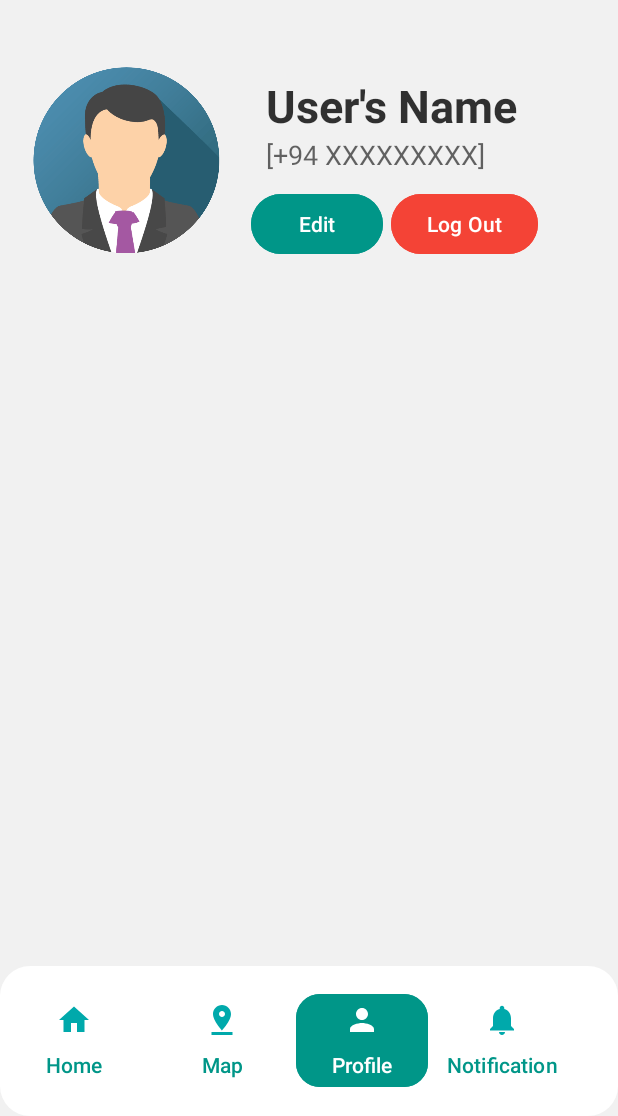
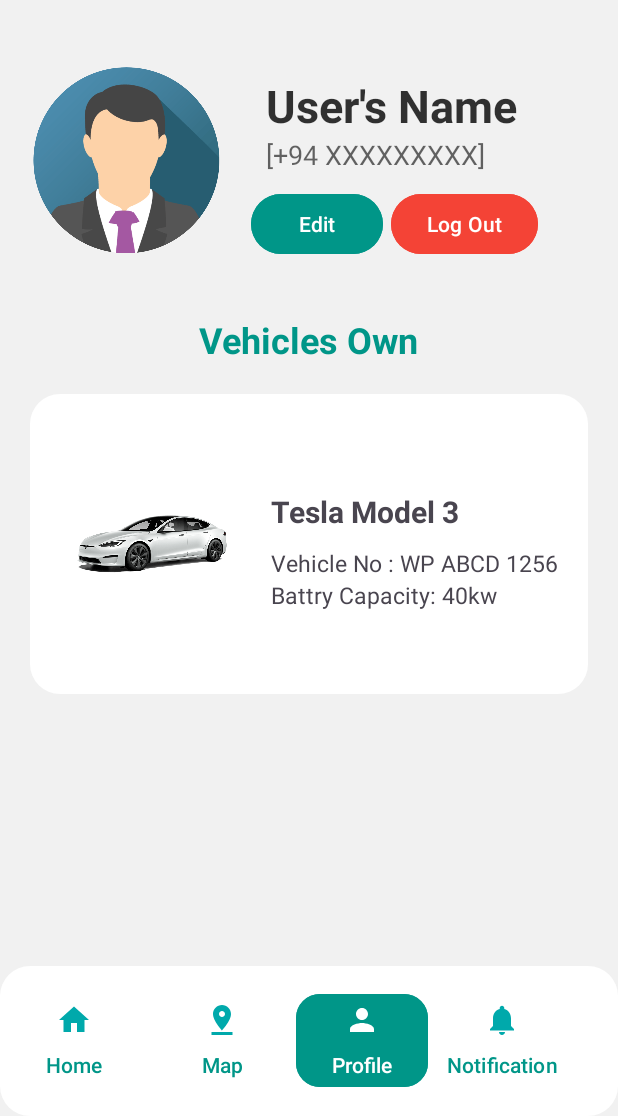
Before and after one commit to RameshRukshan/PicNCharge, an Android app: the profile screen opened directly, with no data from a screen before it, on a phone screen of 412 x 824 dp, the part 120-1236 px from its top. Run offline under Robolectric (Android 15) with nearby library versions, the phone set to English and light mode, and no system bars.

Commit message:
Profile Vehicle Section added

```diff
--- a/app/src/main/res/layout/activity_profile.xml
+++ b/app/src/main/res/layout/activity_profile.xml
@@ -163,6 +163,68 @@
                     </LinearLayout>
                 </LinearLayout>
             </LinearLayout>
+
+            <TextView
+                android:layout_width="wrap_content"
+                android:layout_height="wrap_content"
+                android:layout_gravity="center"
+                android:layout_marginTop="20dp"
+                android:text="Vehicles Own"
+                android:textColor="#009688"
+                android:textSize="24sp"
+                android:textStyle="bold" />
+
+            <LinearLayout
+                android:id="@+id/section_profile_vehicle_own"
+                android:layout_width="match_parent"
+                android:layout_height="wrap_content"
+                android:layout_margin="20dp"
+                android:orientation="horizontal"
+                android:background="@drawable/curved_background">
+
+
+                <ImageView
+                    android:id="@+id/img_profile_vehicle_tesla"
+                    android:layout_width="wrap_content"
+                    android:layout_height="200dp"
+                    android:layout_weight="1"
+                    android:paddingLeft="20dp"
+                    app:srcCompat="@drawable/compositor" />
+
+                <LinearLayout
+                    android:layout_width="wrap_content"
+                    android:layout_height="wrap_content"
+                    android:orientation="vertical"
+                    android:layout_gravity="center">
+
+                    <TextView
+                        android:id="@+id/lbl_profile_vehicle_name"
+                        android:layout_width="wrap_content"
+                        android:layout_height="wrap_content"
+                        android:padding="10dp"
+                        android:text="Tesla Model 3"
+                        android:textAlignment="viewStart"
+                        android:textSize="20sp"
+                        android:textStyle="bold" />
+                    <TextView
+                        android:id="@+id/lbl_profile_vehicle_no"
+                        android:layout_width="wrap_content"
+                        android:layout_height="wrap_content"
+                        android:paddingLeft="10dp"
+                        android:paddingRight="20dp"
+                        android:text="Vehicle No : WP ABCD 1256"
+                        android:textSize="15sp" />
+                    <TextView
+                        android:id="@+id/lbl_profile_vehicle_battry"
+                        android:layout_width="wrap_content"
+                        android:layout_height="wrap_content"
+                        android:paddingLeft="10dp"
+                        android:paddingRight="20dp"
+                        android:text="Battry Capacity: 40kw"
+                        android:textSize="15sp" />
+                </LinearLayout>
+            </LinearLayout>
+
         </LinearLayout>
     </ScrollView>
 
```
Also changed, not shown: app/src/main/res/drawable/compositor.png (added).
